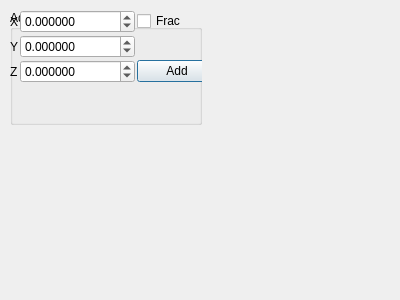
The window that src/gui/build.ui (trisyoungs/aten) describes before a commit, drawn with Qt 5.
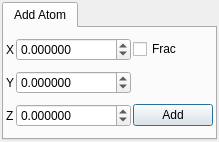
The same window after the commit.

Commit message: Fixed all Makefile.am to work with out of tree builds. Toolbar position / visibility now restored on startup. Fixed checkability of some actions. Added periodic table dialog. (regui)

```diff
--- a/src/gui/build.ui
+++ b/src/gui/build.ui
@@ -5,26 +5,37 @@
    <rect>
     <x>0</x>
     <y>0</y>
-    <width>400</width>
-    <height>300</height>
+    <width>189</width>
+    <height>142</height>
    </rect>
   </property>
   <property name="windowTitle" >
    <string>Build</string>
   </property>
-  <widget class="QGroupBox" name="AddAtomGroup" >
-   <property name="geometry" >
-    <rect>
-     <x>10</x>
-     <y>10</y>
-     <width>192</width>
-     <height>115</height>
-    </rect>
+  <layout class="QHBoxLayout" >
+   <property name="margin" >
+    <number>2</number>
    </property>
-   <property name="title" >
+   <property name="spacing" >
+    <number>4</number>
+   </property>
+   <item>
+    <widget class="QTabWidget" name="tabWidget" >
+     <property name="currentIndex" >
+      <number>0</number>
+     </property>
+     <widget class="QWidget" name="AddAtomTab" >
+      <attribute name="title" >
     <string>Add Atom</string>
-   </property>
-   <widget class="QWidget" name="" >
+      </attribute>
+      <layout class="QHBoxLayout" >
+       <property name="margin" >
+        <number>2</number>
+       </property>
+       <property name="spacing" >
+        <number>4</number>
+       </property>
+       <item>
     <layout class="QGridLayout" >
      <property name="margin" >
       <number>0</number>
@@ -177,8 +188,12 @@
       </widget>
      </item>
     </layout>
-   </widget>
-  </widget>
+       </item>
+      </layout>
+     </widget>
+    </widget>
+   </item>
+  </layout>
  </widget>
  <resources/>
  <connections/>
```
Lines whose indentation alone changed are shown as unchanged. The commit also changes 30 other files.
